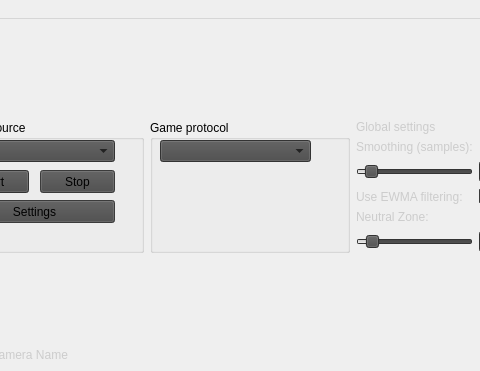
Qt form FaceTrackNoIR/FaceTrackNoIR.ui (aavendan/facetracknoir) before a commit; both pictures show x 317 to 797 and y 0 to 371 of the 970 by 521 pixel window.
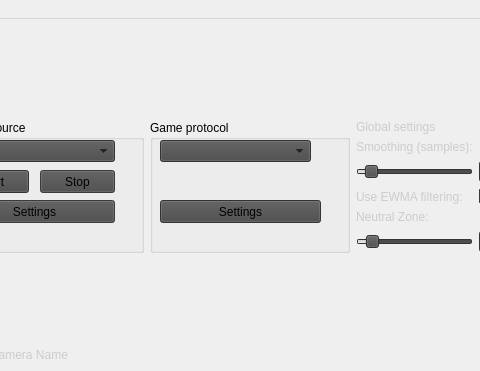
The same form after that commit. Icons and pictures are not drawn.

Commit message: PPJoy settings dialog added. First try.

```diff
--- a/FaceTrackNoIR/FaceTrackNoIR.ui
+++ b/FaceTrackNoIR/FaceTrackNoIR.ui
@@ -917,6 +917,28 @@
                <number>3</number>
               </property>
              </widget>
+             <widget class="QPushButton" name="btnShowServerControls">
+              <property name="enabled">
+               <bool>true</bool>
+              </property>
+              <property name="geometry">
+               <rect>
+                <x>10</x>
+                <y>80</y>
+                <width>161</width>
+                <height>23</height>
+               </rect>
+              </property>
+              <property name="toolTip">
+               <string>Change tracker settings</string>
+              </property>
+              <property name="styleSheet">
+               <string notr="true"/>
+              </property>
+              <property name="text">
+               <string>Settings</string>
+              </property>
+             </widget>
             </widget>
            </item>
            <item>
```
The commit also changes 26 other files.
